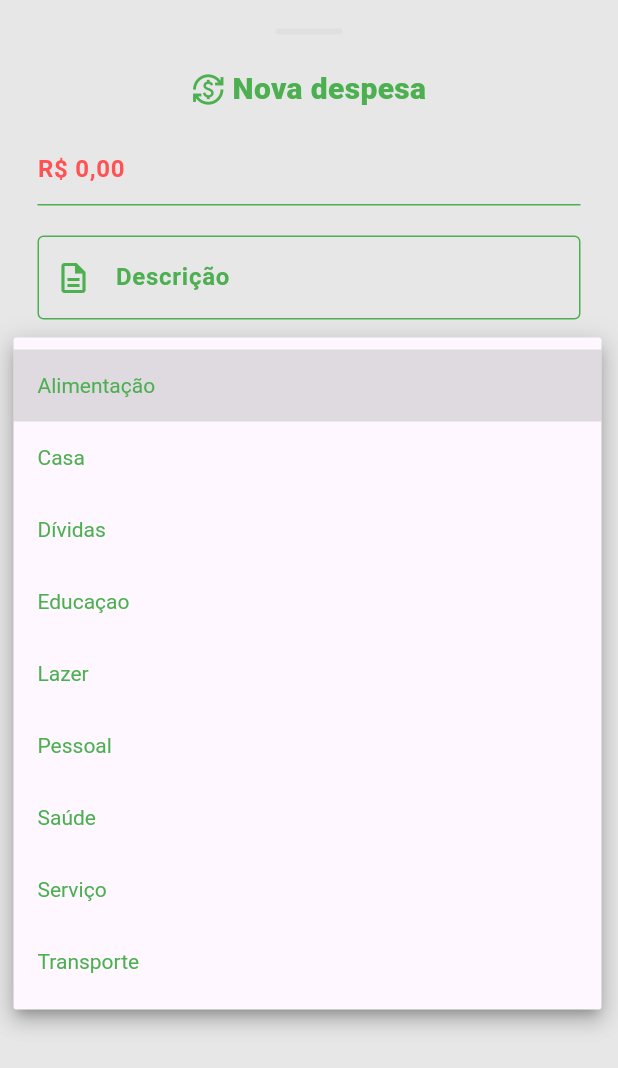
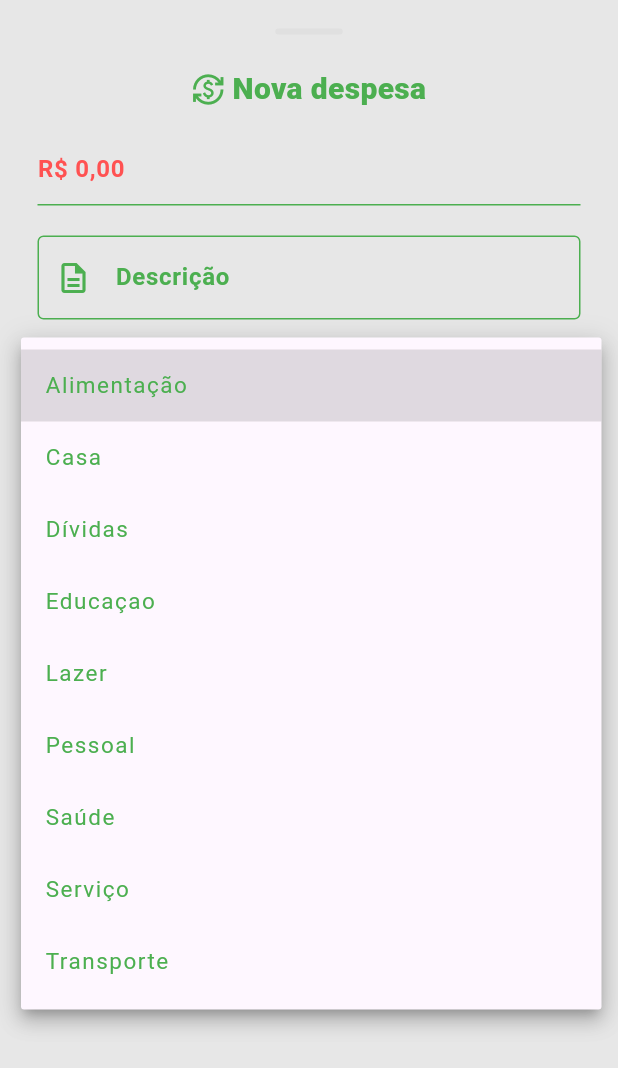
Before and after one commit to RodrigoRodrigues90/MyMoney, a Flutter app: the ExpenseRegisterModal screen opened directly, after a tap on "Alimentação", on a phone screen of 412 x 824 dp. Shown: the top 1068 px of the screen. Run offline on Flutter 3.47's test engine with Material 2 defaults, Android fonts, the phone set to English and light mode, and no system bars; our stand-ins replace dio, flutter_mobx, flutter_secure_storage, mobx, modal_bottom_sheet; missing offline and left inert: gauge_indicator; accounts and stored records are empty; generated files the repository leaves out were written again.

Commit message:
ajustes de tela na  home e expenseRegister

```diff
--- a/lib/src/modules/home/components/expense_register.dart
+++ b/lib/src/modules/home/components/expense_register.dart
@@ -1,3 +1,4 @@
+import 'package:flutter/cupertino.dart';
 import 'package:flutter/material.dart';
 import 'package:flutter/services.dart';
 import 'package:mymoney/src/shared/helpers/text_input_formatter.dart';
@@ -6,6 +7,7 @@ import '../../../shared/components/app_button.dart';
 import '../../../shared/components/bar_modal.dart';
 import '../../../shared/helpers/input_mask.dart';
 import 'app_title.dart';
+import 'package:intl/intl.dart';
 
 class ExpenseRegisterModal extends StatefulWidget {
   const ExpenseRegisterModal({super.key});
@@ -16,8 +18,52 @@ class ExpenseRegisterModal extends StatefulWidget {
 
 class _ExpenseRegisterModalState extends State<ExpenseRegisterModal> {
   final TextInputFormatter moneyFormatter = InputMask.moneyFormatter;
+
   late final TextEditingController? moneyTextEditingController =
       TextEditingController(text: moneyFormatter.formatText("0,00"));
+
+  late final TextEditingController? descricaoTextEditingController =
+      TextEditingController();
+
+  late final TextEditingController? dateController = TextEditingController();
+
+  String dropdownValue = 'Alimentação';
+
+  DateTime data = DateTime.now();
+  late String initialDateValue = dataFormatada(data);
+
+  String dataFormatada(DateTime data_) {
+    final DateFormat formatadorData = DateFormat('dd/MM/yyyy');
+
+    String dataFormatada = formatadorData.format(data_);
+
+    return dataFormatada;
+  }
+
+  void _showDataPicker() {
+    showDatePicker(
+      context: context,
+      initialDate: data,
+      firstDate: DateTime(2000),
+      lastDate: DateTime(2050),
+    ).then((value) {
+      setState(() {
+        initialDateValue = dataFormatada(value!);
+      });
+    });
+  }
+
+  void printValue() {
+    print('$moneyTextEditingController');
+    print('$descricaoTextEditingController');
+    print('$dateController');
+  }
+
+  @override
+  void initState() {
+    super.initState();
+    printValue();
+  }
 
   @override
   Widget build(BuildContext context) {
@@ -32,8 +78,6 @@ class _ExpenseRegisterModalState extends State<ExpenseRegisterModal> {
       'Serviço',
       'Transporte'
     ];
-
-    String dropdownValue = categories.first;
 
     return SizedBox(
       height: MediaQuery.of(context).size.height * 0.8,
@@ -53,6 +97,7 @@ class _ExpenseRegisterModalState extends State<ExpenseRegisterModal> {
                     mainAxisSize: MainAxisSize.max,
                     crossAxisAlignment: CrossAxisAlignment.center,
                     children: [
+                      //========= campo do valor============//
                       TextFormField(
                         style: const TextStyle(
                           color: Colors.redAccent,
@@ -73,13 +118,17 @@ class _ExpenseRegisterModalState extends State<ExpenseRegisterModal> {
                             focusedBorder: UnderlineInputBorder(
                                 borderSide: BorderSide(color: Colors.green))),
                       ),
+                      //====================================//
+
                       Padding(
                         padding: const EdgeInsets.only(top: 20, bottom: 10),
+                        //============Descrição=============//
                         child: TextFormField(
                           style: const TextStyle(
                             color: Colors.grey,
                             fontWeight: FontWeight.bold,
                           ),
+                          controller: descricaoTextEditingController,
                           enabled: true,
                           textAlign: TextAlign.start,
                           autofocus: false,
@@ -106,9 +155,11 @@ class _ExpenseRegisterModalState extends State<ExpenseRegisterModal> {
                                 color: Colors.green,
                               )),
                         ),
+                        //================================//
                       ),
                       Padding(
-                        padding: const EdgeInsets.only(top: 10.0, right: 10),
+                        padding: const EdgeInsets.only(top: 10.0, right: 10, left: 5),
+                        //============categoria==========//
                         child: DropdownButton<String>(
                           icon: const Icon(Icons.category_outlined,
                               color: Colors.green),
@@ -117,15 +168,17 @@ class _ExpenseRegisterModalState extends State<ExpenseRegisterModal> {
                           value: dropdownValue,
                           style: const TextStyle(
                             color: Colors.green,
+                            fontSize: 15,
+                            letterSpacing: 1,
                           ),
                           underline: Container(
                             height: 1,
                             color: Colors.green,
                           ),
-                          onChanged: (String? value) {
+                          onChanged: (String? valor) {
                             // This is called when the user selects an item.
                             setState(() {
-                              dropdownValue = value!;
+                              dropdownValue = valor!;
                             });
                           },
                           items: categories
@@ -137,32 +190,46 @@ class _ExpenseRegisterModalState extends State<ExpenseRegisterModal> {
                           }).toList(),
                         ),
                       ),
-                      TextFormField(
-                        enabled: true,
-                        textAlign: TextAlign.start,
-                        autofocus: false,
-                        keyboardType: TextInputType.datetime,
-                        cursorColor: Colors.green,
-                        decoration: const InputDecoration(
-                            suffixIcon: Icon(
-                              Icons.calendar_month_outlined,
-                              color: Colors.green,
+                      //========================================//
+
+                      //================Data====================//
+                      Padding(
+                        padding: EdgeInsets.only(top: 5),
+                        child: CupertinoActionSheetAction(
+
+                            child: Row(
+                              mainAxisAlignment: MainAxisAlignment.spaceBetween,
+                              mainAxisSize: MainAxisSize.max,
+                              crossAxisAlignment: CrossAxisAlignment.end,
+                              children: [
+                                Text(
+                                  initialDateValue,
+                                  style: const TextStyle(
+                                    color: AppColors.logo,
+                                    fontSize: 15,
+                                    letterSpacing: 1,
+                                    height: 1,
+                                  ),
+                                ),
+                                const Icon(
+                                  Icons.calendar_month_outlined,
+                                  color: AppColors.logo,
+                                ),
+                              ],
                             ),
-                            label: Text(
-                              'Data',
-                              style: TextStyle(
-                                color: Colors.green,
-                              ),
-                            ),
-                            enabledBorder: UnderlineInputBorder(
-                              borderSide: BorderSide(color: Colors.green),
-                            ),
-                            focusColor: Colors.white,
-                            focusedBorder: UnderlineInputBorder(
-                                borderSide: BorderSide(color: Colors.green))),
+                            onPressed: () {
+                              _showDataPicker();
+                            }),
                       ),
+
+                      Container(
+                          height: 1,
+                          color: Colors.green,
+                          margin: const EdgeInsets.only(right: 8, left: 5)),
+                      //===============================//
+
                       Padding(
-                        padding: const EdgeInsets.only(top: 20),
+                        padding: const EdgeInsets.only(top: 50),
                         child: AppButton(
                             action: () {
                               Navigator.pop(context);
--- a/lib/src/modules/home/pages/home_page.dart
+++ b/lib/src/modules/home/pages/home_page.dart
@@ -166,7 +166,7 @@ class _HomePageState extends State<HomePage> {
                                             isMoney: true,
                                             isASC: false,
                                             minValueAxis: 0,
-                                            maxValueAxis: controller.goalValue),
+                                            maxValueAxis: controller.goalValue  != 0.0  ? controller.goalValue : 1),
                                         ManegementIndicator(
                                             value:
                                                 controller.dailyExpenseBalance,
@@ -175,7 +175,7 @@ class _HomePageState extends State<HomePage> {
                                             isASC: false,
                                             minValueAxis: 0,
                                             maxValueAxis:
-                                                controller.dailyExpenseBalance)
+                                                controller.dailyExpenseBalance != 0.0 ? controller.dailyExpenseBalance : 1 )
                                       ],
                                     ),
                                   ),
@@ -199,7 +199,7 @@ class _HomePageState extends State<HomePage> {
                                             isMoney: true,
                                             minValueAxis: 0,
                                             maxValueAxis:
-                                                controller.dailyExpenseBalance)
+                                                controller.dailyExpenseBalance != 0.0 ? controller.dailyExpenseBalance : 1)
                                       ],
                                     ),
                                   ),
--- a/lib/src/modules/personalRegister/controller/personalRegister_controller.dart
+++ b/lib/src/modules/personalRegister/controller/personalRegister_controller.dart
@@ -52,7 +52,7 @@ abstract class _PersonalRegisterController with Store {
       await sendData();
       isLoading = false;
     } else {
-      AppSnackBar.showMassageInvalidFormat(context);
+      AppSnackBar.showMassageInvalidFormat(buildContext);
     }
   }
 
--- a/lib/src/modules/registers/repositories/registerRepository.dart
+++ b/lib/src/modules/registers/repositories/registerRepository.dart
@@ -8,7 +8,7 @@ class registerRepository {
     String baseURL = "http://192.168.15.72:3099/user";
 
     Future<Response<Map<String, dynamic>>> sendRegisterData(registerDatamodel registerData) async{
-      final Dio clientHttp = await AppDio.getConnection();
+      final Dio clientHttp = await AppDio.getConnection(isAuth: false);
 
       print("Dados: ${registerData.toJson()}");
 
```
